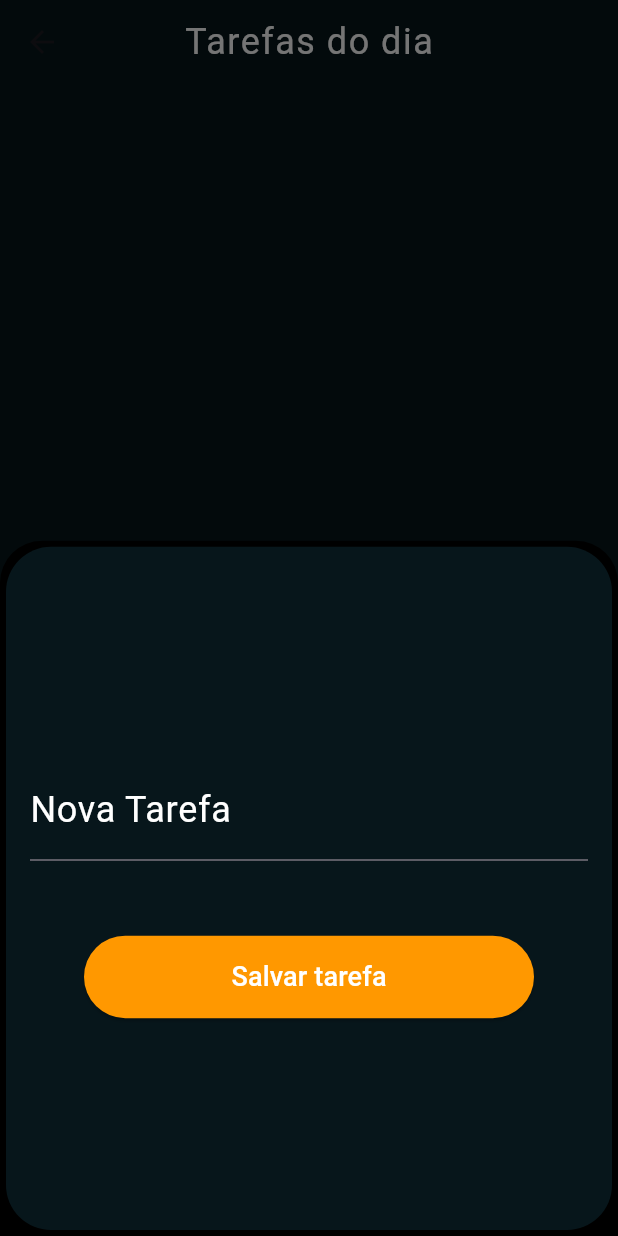
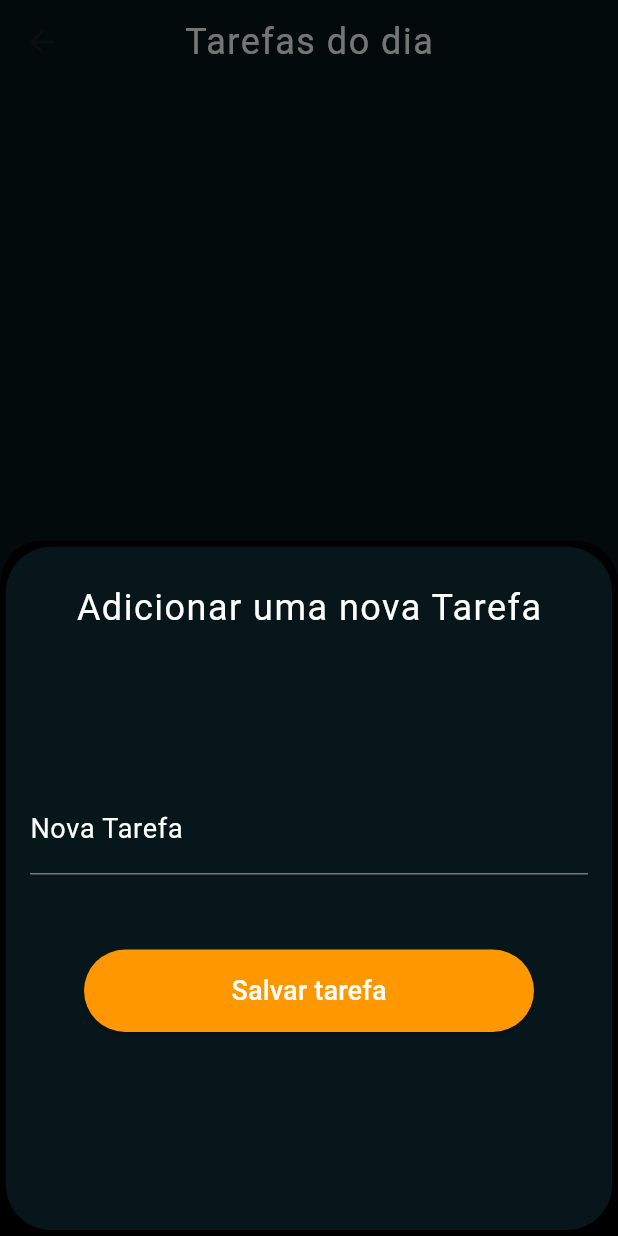
Before and after one commit to AndreyLucasPail/Flutter_Calendar, a Flutter app: the TaskScreen screen opened directly, after a tap on the "add" icon, on a phone screen of 412 x 824 dp. Run offline on Flutter 3.47's test engine with Material 3 defaults, Android fonts, the phone set to English and light mode, and no system bars; our stand-ins replace sqflite; accounts and stored records are empty; statements that could not run were skipped.

Commit message:
feature: listSlide animation

```diff
--- a/lib/core/custom_colors.dart
+++ b/lib/core/custom_colors.dart
@@ -9,4 +9,5 @@ class CustomColors {
   static const Color grey300 = Color(0xFFE0E0E0);
   static const Color white = Color(0xFFFFFFFF);
   static const Color orange = Color(0xFFFF9800);
+  static const Color firefly = Color(0xFF0C2339);
 }
--- a/lib/home/widget/calendar.dart
+++ b/lib/home/widget/calendar.dart
@@ -128,8 +128,9 @@ class _CalendarState extends State<Calendar> {
                 child: Text(
                   weekDay[index],
                   style: const TextStyle(
-                    color: CustomColors.orange,
+                    color: CustomColors.white,
                     fontSize: 20,
+                    letterSpacing: 1,
                   ),
                 ),
               ),
@@ -182,7 +183,7 @@ class _CalendarState extends State<Calendar> {
                         color: currentDate.day == day &&
                                 currentDate.month == currentMonth.month
                             ? CustomColors.orange
-                            : CustomColors.grey900,
+                            : Colors.black45,
                       ),
                       child: Center(
                         child: Text(
--- a/lib/task/screen/task_screen.dart
+++ b/lib/task/screen/task_screen.dart
@@ -15,13 +15,16 @@ class TaskScreen extends StatefulWidget {
   State<TaskScreen> createState() => _TaskScreenState();
 }
 
-class _TaskScreenState extends State<TaskScreen> {
+class _TaskScreenState extends State<TaskScreen> with TickerProviderStateMixin {
   DataBaseHelper helper = DataBaseHelper();
   List<TaskModel> tasks = [];
 
   final TextEditingController taskController = TextEditingController();
 
   final String? date = DateFormat("dd/MM/yy - HH:mm").format(DateTime.now());
+
+  late AnimationController animationController;
+  late Animation<EdgeInsets> listSlide;
 
   @override
   void initState() {
@@ -30,6 +33,30 @@ class _TaskScreenState extends State<TaskScreen> {
     helper.initDb();
 
     loadTasksForDate(widget.day!, widget.month!);
+
+    animationController = AnimationController(
+      vsync: this,
+      duration: const Duration(seconds: 2),
+    );
+
+    listSlide = EdgeInsetsTween(
+      begin: const EdgeInsets.only(bottom: 0.0),
+      end: const EdgeInsets.only(bottom: 80.0),
+    ).animate(
+      CurvedAnimation(
+        parent: animationController,
+        curve: const Interval(0.325, 0.8, curve: Curves.easeInOut),
+      ),
+    );
+
+    animationController.forward();
+  }
+
+  @override
+  void dispose() {
+    super.dispose();
+
+    animationController.dispose();
   }
 
   @override
@@ -51,11 +78,13 @@ class _TaskScreenState extends State<TaskScreen> {
           centerTitle: true,
         ),
         floatingActionButton: newTaskbutton(),
-        body: ListView.builder(
-          itemCount: tasks.length,
-          itemBuilder: (context, index) {
-            return taskCard(tasks[index]);
-          },
+        body: SingleChildScrollView(
+          child: Stack(
+            alignment: Alignment.bottomCenter,
+            children: tasks.map((task) {
+              return taskCard(task, listSlide);
+            }).toList(),
+          ),
         ),
       ),
     );
@@ -68,12 +97,14 @@ class _TaskScreenState extends State<TaskScreen> {
     });
   }
 
-  taskCard(TaskModel task) {
+  Widget taskCard(TaskModel task, Animation<EdgeInsets> animation) {
     return Dismissible(
       confirmDismiss: (direction) => dialog(context, task),
       key: UniqueKey(),
       child: TaskTile(
         listTask: task,
+        animation: animation,
+        counter: task.id! * 0.1,
       ),
     );
   }
@@ -88,31 +119,41 @@ class _TaskScreenState extends State<TaskScreen> {
             return Card(
               color: CustomColors.backgroundColor,
               shape: RoundedRectangleBorder(
-                    borderRadius: BorderRadius.circular(30)),
-                child: Center(
+                borderRadius: BorderRadius.circular(30),
+              ),
               child: Padding(
-                    padding: const EdgeInsets.all(16.0),
+                padding: const EdgeInsets.symmetric(
+                  horizontal: 16.0,
+                  vertical: 24.0,
+                ),
                 child: Column(
-                      mainAxisAlignment: MainAxisAlignment.center,
+                  crossAxisAlignment: CrossAxisAlignment.center,
                   children: [
+                    const Text(
+                      "Adicionar uma nova Tarefa",
+                      style: TextStyle(
+                        color: CustomColors.white,
+                        fontSize: 24,
+                        letterSpacing: 1,
+                      ),
+                    ),
+                    const SizedBox(height: 100),
                     TextFormField(
                       controller: taskController,
                       style: const TextStyle(
                         color: CustomColors.white,
-                            fontSize: 20,
+                        fontSize: 18,
                       ),
                       decoration: const InputDecoration(
                         hoverColor: CustomColors.white,
                         labelText: "Nova Tarefa",
                         labelStyle: TextStyle(
                           color: CustomColors.white,
-                              fontSize: 24,
+                          fontSize: 18,
                         ),
                       ),
                     ),
-                        const SizedBox(
-                          height: 50,
-                        ),
+                    const SizedBox(height: 50),
                     SizedBox(
                       height: 55,
                       width: 300,
@@ -133,6 +174,8 @@ class _TaskScreenState extends State<TaskScreen> {
                             loadTasksForDate(widget.day!, widget.month!);
                           });
 
+                          taskController.clear();
+
                           Navigator.pop(context);
                         },
                         child: const Text(
@@ -147,9 +190,9 @@ class _TaskScreenState extends State<TaskScreen> {
                   ],
                 ),
               ),
-                ),
             );
-            });
+          },
+        );
       },
       shape: RoundedRectangleBorder(borderRadius: BorderRadius.circular(30)),
       backgroundColor: CustomColors.orange,
@@ -204,6 +247,11 @@ class _TaskScreenState extends State<TaskScreen> {
             TextButton(
               onPressed: () {
                 helper.deleteTask(task.id!);
+
+                setState(() {
+                  loadTasksForDate(widget.day!, widget.month!);
+                });
+
                 Navigator.pop(context);
               },
               child: const Text(
```
Also changed, not shown: lib/home/screen/home_screen.dart (+14 -11 lines), lib/task/widgets/task_tile.dart (+8 -1 lines). Lines whose indentation alone changed are shown as unchanged.
